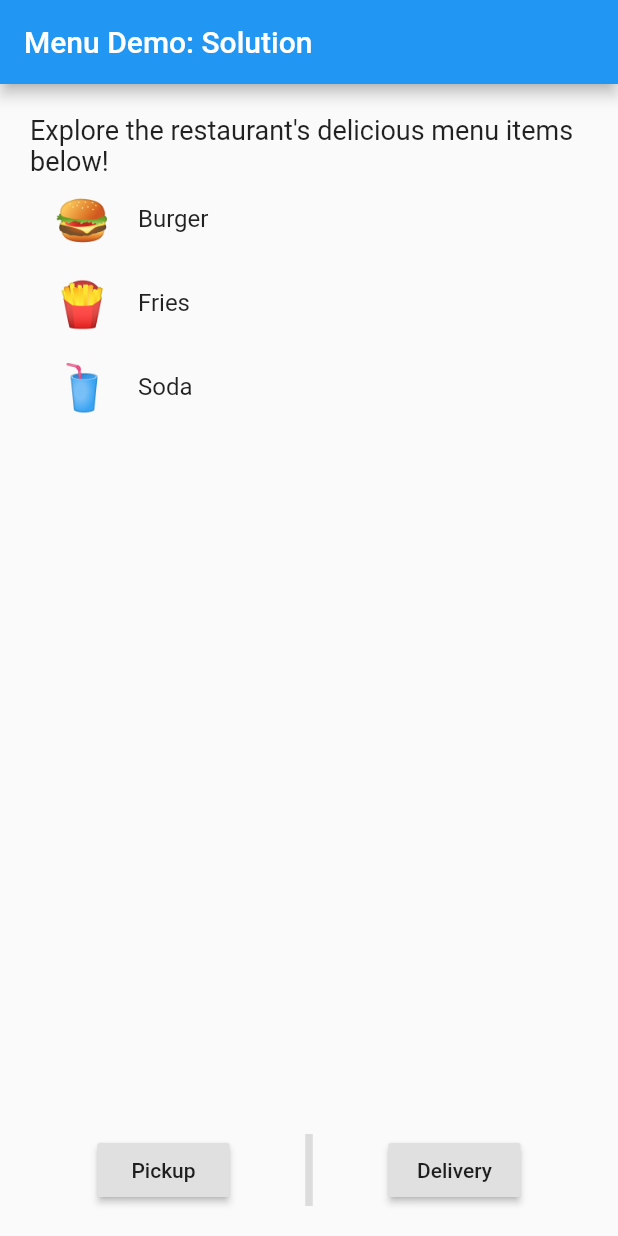
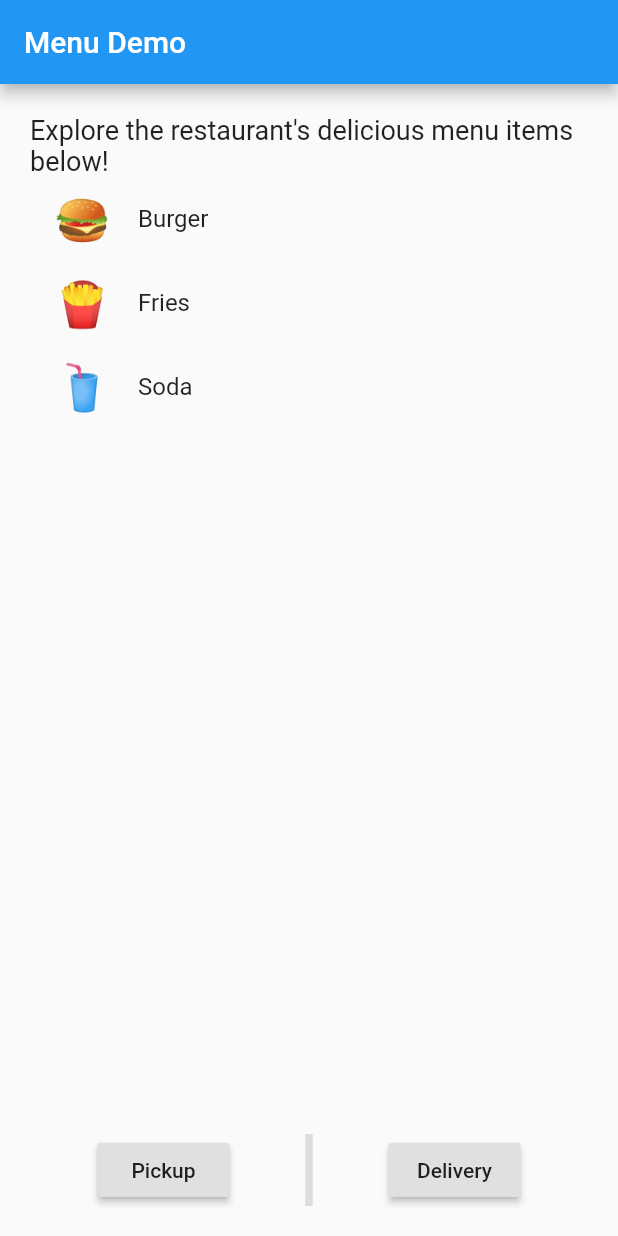
Before and after one commit to katisari/menu_sample_app, a Flutter app: the screen it shows after launch, on a phone screen of 412 x 824 dp. Run offline on Flutter 3.47's test engine with Material 2 defaults, Android fonts, the phone set to English and light mode, and no system bars.

Commit message:
solution

```diff
--- a/lib/main.dart
+++ b/lib/main.dart
@@ -29,7 +29,7 @@ class Menu extends StatelessWidget {
       title: 'Flutter Demo',
       home: Scaffold(
         appBar: AppBar(
-          title: Text('Menu Demo: Solution'),
+          title: Text('Menu Demo'),
         ),
         body: Padding(
           padding: EdgeInsets.all(20),
```
Also changed, not shown: bug/pubspec.lock.
